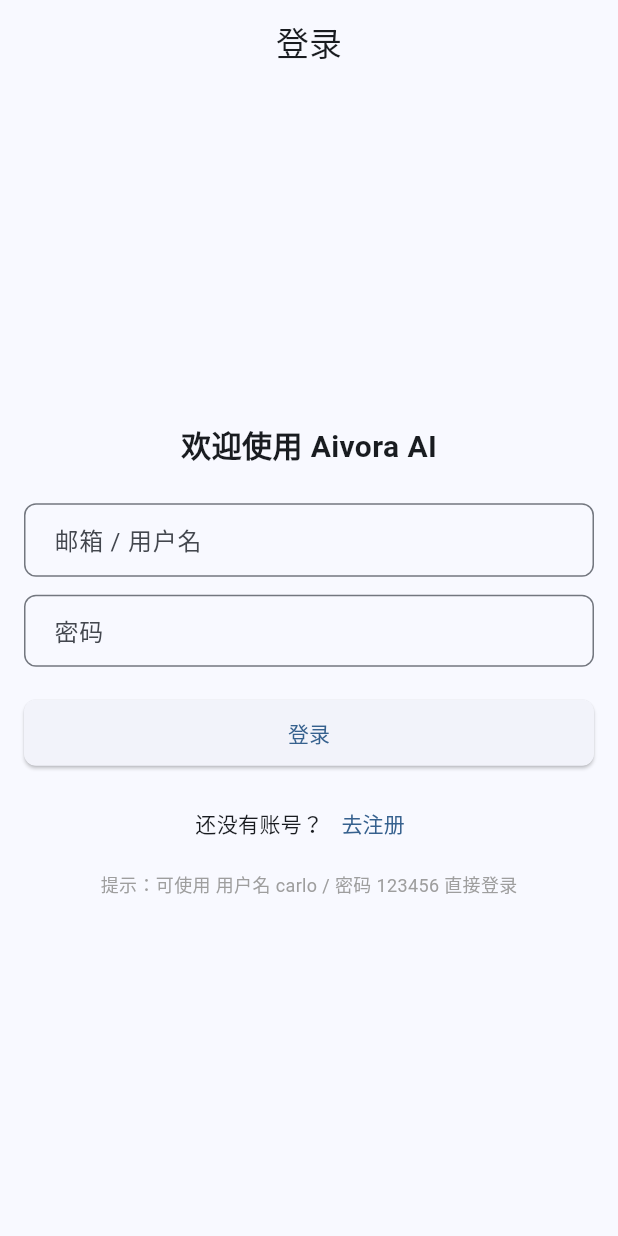
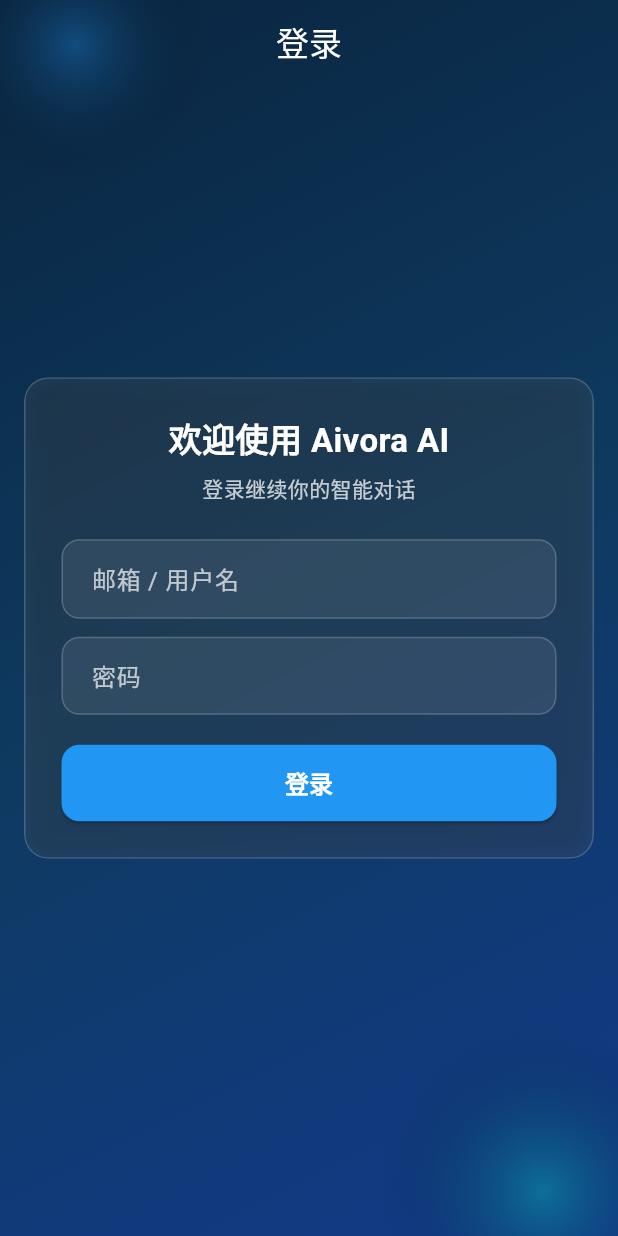
Before and after one commit to carlo-ccc/Aivora-ai, a Flutter app: the screen it shows after launch, on a phone screen of 412 x 824 dp. Run offline on Flutter 3.47's test engine with Material 3 defaults, Android fonts, the phone set to English and light mode, and no system bars; our stand-ins replace flutter_riverpod, go_router, shared_preferences; accounts and stored records are empty.

Commit message:
feat:登录页面优化

```diff
--- a/lib/presentation/pages/auth/login_page.dart
+++ b/lib/presentation/pages/auth/login_page.dart
@@ -2,6 +2,7 @@
 import 'package:flutter_riverpod/flutter_riverpod.dart';
 import 'package:go_router/go_router.dart';
 import '../../providers/auth_provider.dart';
+import 'dart:ui' as ui;
 
 class LoginPage extends ConsumerStatefulWidget {
   const LoginPage({super.key});
@@ -54,14 +55,83 @@
     final state = ref.watch(authProvider);
 
     return Scaffold(
+      extendBodyBehindAppBar: true,
       appBar: AppBar(
+        backgroundColor: Colors.transparent,
+        scrolledUnderElevation: 0,
+        foregroundColor: Colors.white,
         title: const Text('登录'),
       ),
-      body: Center(
+      body: Stack(
+        children: [
+          // 背景：蓝色科技感渐变
+          Container(
+            decoration: const BoxDecoration(
+              gradient: LinearGradient(
+                colors: [
+                  Color(0xFF0A2540),
+                  Color(0xFF0E3A60),
+                  Color(0xFF123A8A),
+                ],
+                begin: Alignment.topLeft,
+                end: Alignment.bottomRight,
+              ),
+            ),
+          ),
+          // 背景点缀：高斯光晕圆，营造科技感
+          Positioned(
+            top: -60,
+            left: -40,
+            child: Container(
+              width: 180,
+              height: 180,
+              decoration: const BoxDecoration(
+                shape: BoxShape.circle,
+                gradient: RadialGradient(
+                  colors: [Color(0x552196F3), Color(0x00000000)],
+                ),
+              ),
+            ),
+          ),
+          Positioned(
+            bottom: -80,
+            right: -60,
+            child: Container(
+              width: 220,
+              height: 220,
+              decoration: const BoxDecoration(
+                shape: BoxShape.circle,
+                gradient: RadialGradient(
+                  colors: [Color(0x5503DAC6), Color(0x00000000)],
+                ),
+              ),
+            ),
+          ),
+          // 内容：霜玻璃登录卡片
+          Center(
             child: ConstrainedBox(
-          constraints: const BoxConstraints(maxWidth: 480),
+              constraints: const BoxConstraints(maxWidth: 520),
               child: Padding(
                 padding: const EdgeInsets.all(16),
+                child: ClipRRect(
+                  borderRadius: BorderRadius.circular(16),
+                  child: BackdropFilter(
+                    filter: ui.ImageFilter.blur(sigmaX: 18, sigmaY: 18),
+                    child: Container(
+                      decoration: BoxDecoration(
+                        color: Colors.white.withOpacity(0.08),
+                        borderRadius: BorderRadius.circular(16),
+                        border: Border.all(color: Colors.white.withOpacity(0.18)),
+                        boxShadow: [
+                          BoxShadow(
+                            color: Colors.black.withOpacity(0.25),
+                            blurRadius: 12,
+                            spreadRadius: 2,
+                          ),
+                        ],
+                      ),
+                      child: Padding(
+                        padding: const EdgeInsets.all(24),
                         child: Form(
                           key: _formKey,
                           child: Column(
@@ -69,15 +139,53 @@
                             children: [
                               const Text(
                                 '欢迎使用 Aivora AI',
-                    style: TextStyle(fontSize: 20, fontWeight: FontWeight.w600),
+                                style: TextStyle(
+                                  fontSize: 22,
+                                  fontWeight: FontWeight.w700,
+                                  color: Colors.white,
+                                ),
+                              ),
+                              const SizedBox(height: 6),
+                              Text(
+                                '登录继续你的智能对话',
+                                style: TextStyle(
+                                  fontSize: 14,
+                                  color: Colors.white.withOpacity(0.75),
+                                ),
                               ),
                               const SizedBox(height: 24),
+                              // 深色环境下的输入框样式适配
+                              Theme(
+                                data: Theme.of(context).copyWith(
+                                  inputDecorationTheme: InputDecorationTheme(
+                                    filled: true,
+                                    fillColor: Colors.white.withOpacity(0.08),
+                                    labelStyle: const TextStyle(color: Colors.white70),
+                                    hintStyle: const TextStyle(color: Colors.white60),
+                                    border: OutlineInputBorder(
+                                      borderRadius: BorderRadius.circular(12),
+                                      borderSide: BorderSide(color: Colors.white.withOpacity(0.20)),
+                                    ),
+                                    enabledBorder: OutlineInputBorder(
+                                      borderRadius: BorderRadius.circular(12),
+                                      borderSide: BorderSide(color: Colors.white.withOpacity(0.18)),
+                                    ),
+                                    focusedBorder: OutlineInputBorder(
+                                      borderRadius: BorderRadius.circular(12),
+                                      borderSide: const BorderSide(color: Color(0xFF2196F3)),
+                                    ),
+                                    contentPadding: const EdgeInsets.symmetric(horizontal: 16, vertical: 14),
+                                  ),
+                                ),
+                                child: Column(
+                                  children: [
                                     TextFormField(
                                       controller: _emailController,
                                       decoration: const InputDecoration(
                                         labelText: '邮箱 / 用户名',
-                      hintText: "例如：carlo 或 name@example.com",
+                                        hintText: "例如：name@example.com",
                                       ),
+                                      style: const TextStyle(color: Colors.white),
                                       textInputAction: TextInputAction.next,
                                       validator: (v) {
                                         if (v == null || v.trim().isEmpty) return '请输入邮箱或用户名';
@@ -90,6 +198,7 @@
                                       decoration: const InputDecoration(
                                         labelText: '密码',
                                       ),
+                                      style: const TextStyle(color: Colors.white),
                                       obscureText: true,
                                       textInputAction: TextInputAction.done,
                                       onFieldSubmitted: (_) => _onLogin(),
@@ -98,35 +207,30 @@
                                         return null;
                                       },
                                     ),
+                                  ],
+                                ),
+                              ),
                               const SizedBox(height: 20),
                               SizedBox(
                                 width: double.infinity,
                                 child: ElevatedButton(
                                   onPressed: state.isLoading ? null : _onLogin,
+                                  style: ElevatedButton.styleFrom(
+                                    backgroundColor: const Color(0xFF2196F3),
+                                    foregroundColor: Colors.white,
+                                    padding: const EdgeInsets.symmetric(vertical: 14),
+                                    shape: RoundedRectangleBorder(
+                                      borderRadius: BorderRadius.circular(12),
+                                    ),
+                                  ),
                                   child: state.isLoading
                                       ? const SizedBox(
                                           width: 20,
                                           height: 20,
-                              child: CircularProgressIndicator(strokeWidth: 2),
+                                          child: CircularProgressIndicator(strokeWidth: 2, color: Colors.white),
                                         )
-                          : const Text('登录'),
+                                      : const Text('登录', style: TextStyle(fontSize: 16, fontWeight: FontWeight.w600)),
                                 ),
-                  ),
-                  const SizedBox(height: 12),
-                  Row(
-                    mainAxisAlignment: MainAxisAlignment.center,
-                    children: [
-                      const Text('还没有账号？'),
-                      TextButton(
-                        onPressed: () => context.go('/register'),
-                        child: const Text('去注册'),
-                      ),
-                    ],
-                  ),
-                  const SizedBox(height: 8),
-                  const Text(
-                    '提示：可使用 用户名 carlo / 密码 123456 直接登录',
-                    style: TextStyle(fontSize: 12, color: Colors.grey),
                               ),
                             ],
                           ),
@@ -134,6 +238,12 @@
                       ),
                     ),
                   ),
+                ),
+              ),
+            ),
+          ),
+        ],
+      ),
     );
   }
 }
```
Lines whose indentation alone changed are shown as unchanged.
